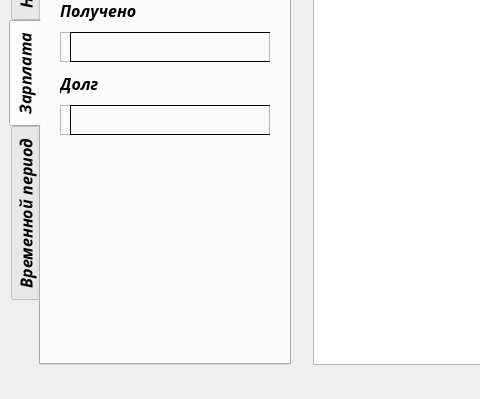
Before: the Qt Designer form my_form.ui in PavelSimakov/i_study_comboBox_new2, drawn with Qt 5; both pictures show x 0 to 480 and y 154 to 553 of the 800 by 553 pixel window.
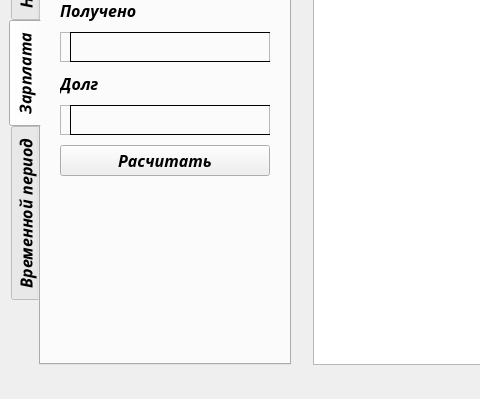
After: the same form once the commit is applied.

Patch:
```diff
--- a/my_form.ui
+++ b/my_form.ui
@@ -611,6 +611,16 @@
              </widget>
             </widget>
            </item>
+           <item>
+            <widget class="QPushButton" name="pushButton_calcDept">
+             <property name="text">
+              <string>Расчитать</string>
+             </property>
+             <property name="autoDefault">
+              <bool>true</bool>
+             </property>
+            </widget>
+           </item>
            <item>
             <spacer name="verticalSpacer_2">
              <property name="orientation">
```
